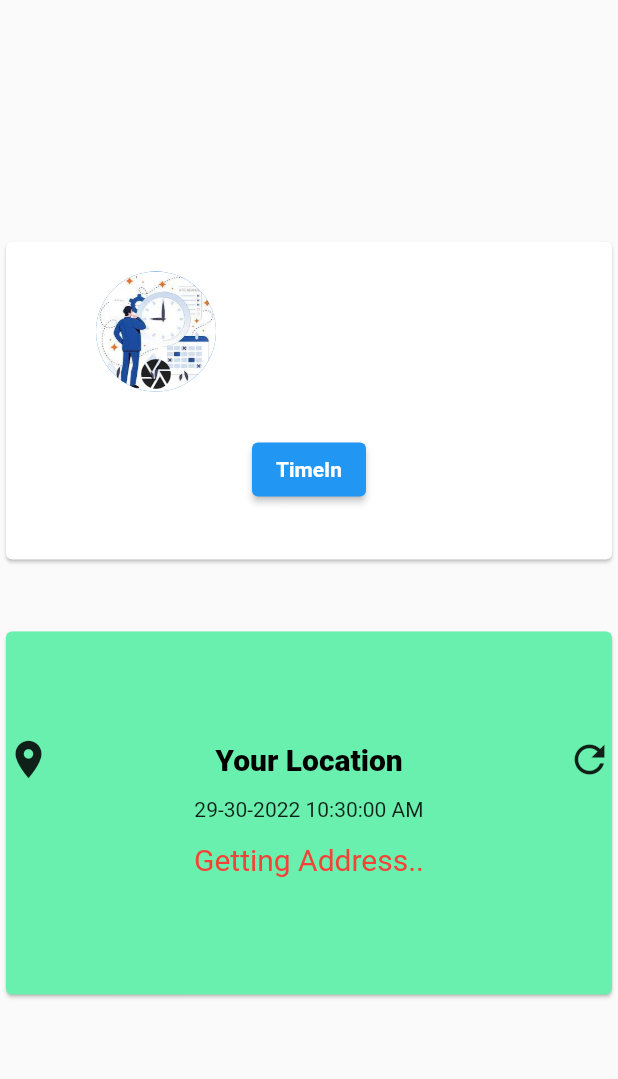
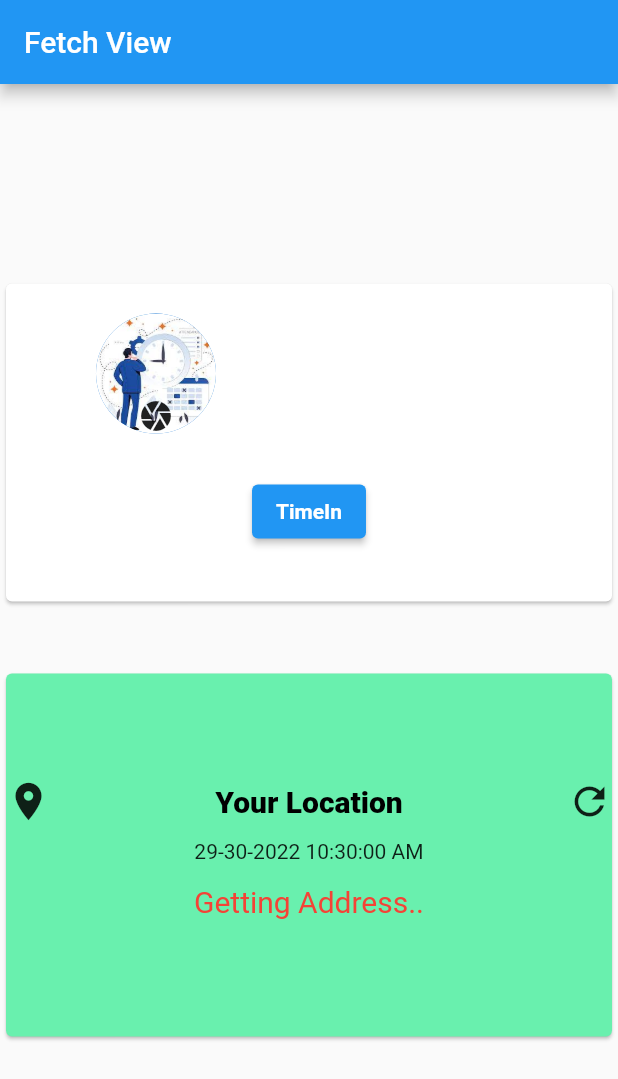
Before and after one commit to umeshnarayan/app, a Flutter app: the FetchPage screen opened directly, on a phone screen of 412 x 824 dp. Shown: the top 1079 px of the screen. Run offline on Flutter 3.47's test engine with Material 2 defaults, Android fonts, the phone set to English and light mode, and no system bars; our stand-ins replace dio, geocoding, geolocator, get, image_picker, shared_preferences; accounts and stored records are empty.

Commit message:
App Bar Add in Fetch view Page

```diff
--- a/lib/feature/fetch/view/fetch_view.dart
+++ b/lib/feature/fetch/view/fetch_view.dart
@@ -14,6 +14,9 @@ class FetchPage extends GetView<Fetchcontroller>{
 
   Widget build(BuildContext context) {
     return Obx(()=>Scaffold(
+      appBar : AppBar(
+        title: Text("Fetch View"),
+      ),
       body:Center(
 
 
```
